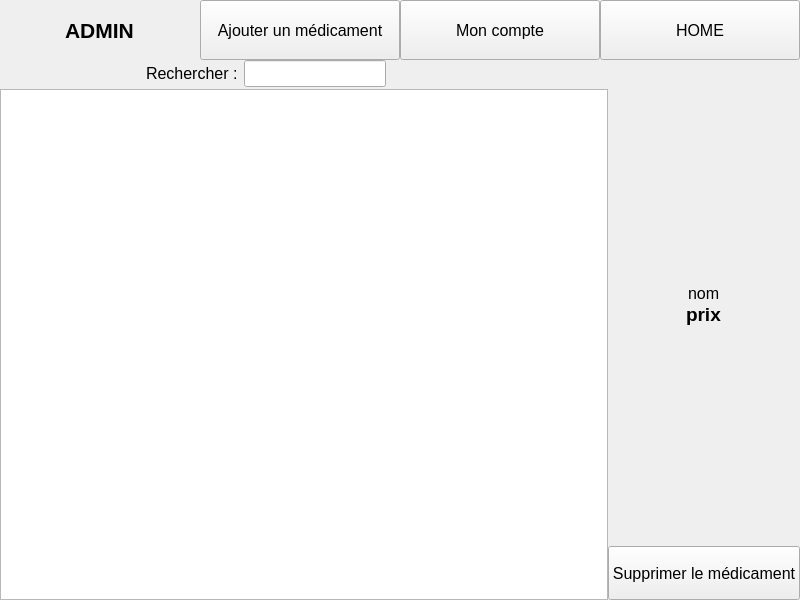
First picture: the form in UberMedoc/adminapp.ui, repository GregDAka/Ubermedoc, before the edit.
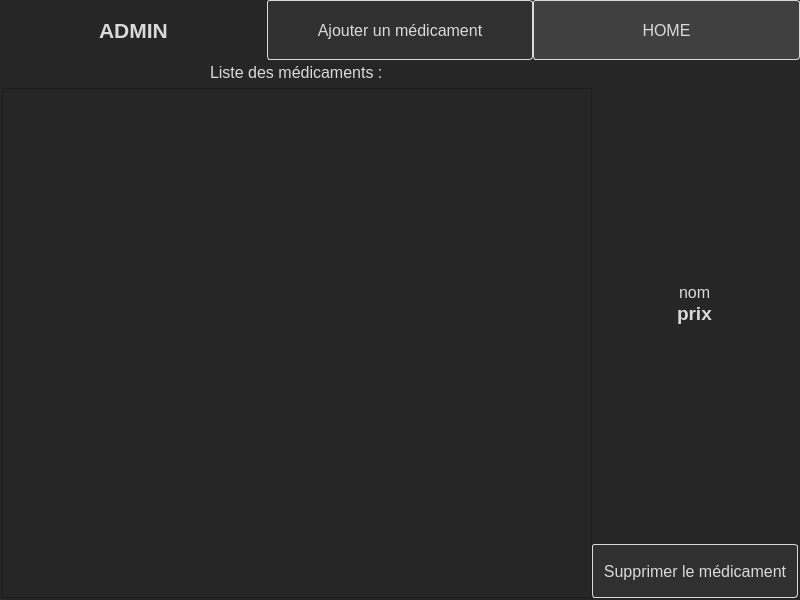
Second picture: the form after the edit.

The edit to the form file:
```diff
--- a/UberMedoc/adminapp.ui
+++ b/UberMedoc/adminapp.ui
@@ -13,6 +13,34 @@
   <property name="windowTitle">
    <string>Form</string>
   </property>
+  <property name="styleSheet">
+   <string notr="true">QWidget {
+background-color:#262626;
+color:#DADADA
+}
+QPushButton {
+    background-color: #303030; /* Use the same background color as QWidget */
+    border: 1px solid #DADADA; /* Use a contrasting border color */
+    padding: 5px 10px; /* Padding */
+    border-radius: 3px; /* Rounded corners */
+    color: #DADADA; /* Use the same text color as QWidget */
+    min-width: 80px; /* Minimum width */
+}
+
+QPushButton:hover {
+    background-color: #404040; /* Slightly lighter color when hovered */
+}
+
+QPushButton:pressed {
+    background-color: #202020; /* Slightly darker color when pressed */
+}
+QPushButton#pushButton_4 {
+	background-color: #404040;
+}
+QPushButton#pushButton_4:hover {
+	background-color: #404040;
+}</string>
+  </property>
   <layout class="QVBoxLayout" name="verticalLayout_3" stretch="1,9">
    <property name="spacing">
     <number>0</number>
@@ -30,7 +58,7 @@
     <number>0</number>
    </property>
    <item>
-    <layout class="QHBoxLayout" name="horizontalLayout" stretch="25,25,25,25">
+    <layout class="QHBoxLayout" name="horizontalLayout" stretch="25,25,25">
      <property name="spacing">
       <number>0</number>
      </property>
@@ -65,24 +93,6 @@
        </property>
       </widget>
      </item>
-     <item>
-      <widget class="QPushButton" name="pushButton_2">
-       <property name="sizePolicy">
-        <sizepolicy hsizetype="Minimum" vsizetype="Preferred">
-         <horstretch>0</horstretch>
-         <verstretch>0</verstretch>
-        </sizepolicy>
-       </property>
-       <property name="font">
-        <font>
-         <pointsize>12</pointsize>
-        </font>
-       </property>
-       <property name="text">
-        <string>Mon compte</string>
-       </property>
-      </widget>
-     </item>
      <item>
       <widget class="QPushButton" name="pushButton_4">
        <property name="sizePolicy">
@@ -106,16 +116,22 @@
    <item>
     <layout class="QHBoxLayout" name="horizontalLayout_3" stretch="0,0">
      <item>
-      <layout class="QVBoxLayout" name="verticalLayout">
+      <layout class="QVBoxLayout" name="verticalLayout" stretch="1,20">
        <property name="spacing">
         <number>2</number>
        </property>
+       <property name="leftMargin">
+        <number>2</number>
+       </property>
+       <property name="bottomMargin">
+        <number>2</number>
+       </property>
        <item>
-        <layout class="QHBoxLayout" name="horizontalLayout_2" stretch="4,6">
+        <layout class="QHBoxLayout" name="horizontalLayout_2" stretch="4">
          <property name="spacing">
           <number>2</number>
          </property>
-         <item alignment="Qt::AlignRight|Qt::AlignVCenter">
+         <item alignment="Qt::AlignHCenter|Qt::AlignVCenter">
           <widget class="QLabel" name="label_2">
            <property name="font">
             <font>
@@ -123,22 +139,7 @@
             </font>
            </property>
            <property name="text">
-            <string>Rechercher : </string>
-           </property>
-          </widget>
-         </item>
-         <item alignment="Qt::AlignLeft">
-          <widget class="QLineEdit" name="lineEdit">
-           <property name="sizePolicy">
-            <sizepolicy hsizetype="Preferred" vsizetype="Preferred">
-             <horstretch>0</horstretch>
-             <verstretch>0</verstretch>
-            </sizepolicy>
-           </property>
-           <property name="font">
-            <font>
-             <pointsize>12</pointsize>
-            </font>
+            <string>Liste des médicaments :</string>
            </property>
           </widget>
          </item>
@@ -154,6 +155,12 @@
        <property name="spacing">
         <number>0</number>
        </property>
+       <property name="rightMargin">
+        <number>2</number>
+       </property>
+       <property name="bottomMargin">
+        <number>2</number>
+       </property>
        <item alignment="Qt::AlignHCenter|Qt::AlignBottom">
         <widget class="QLabel" name="label_3">
          <property name="font">
```
